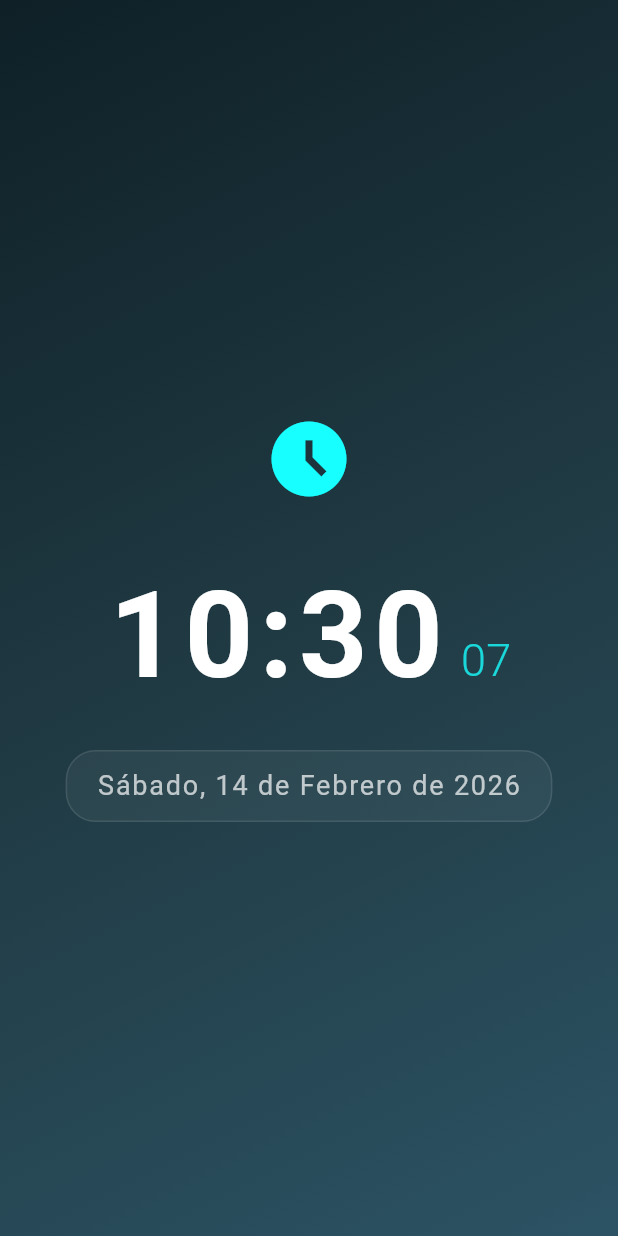
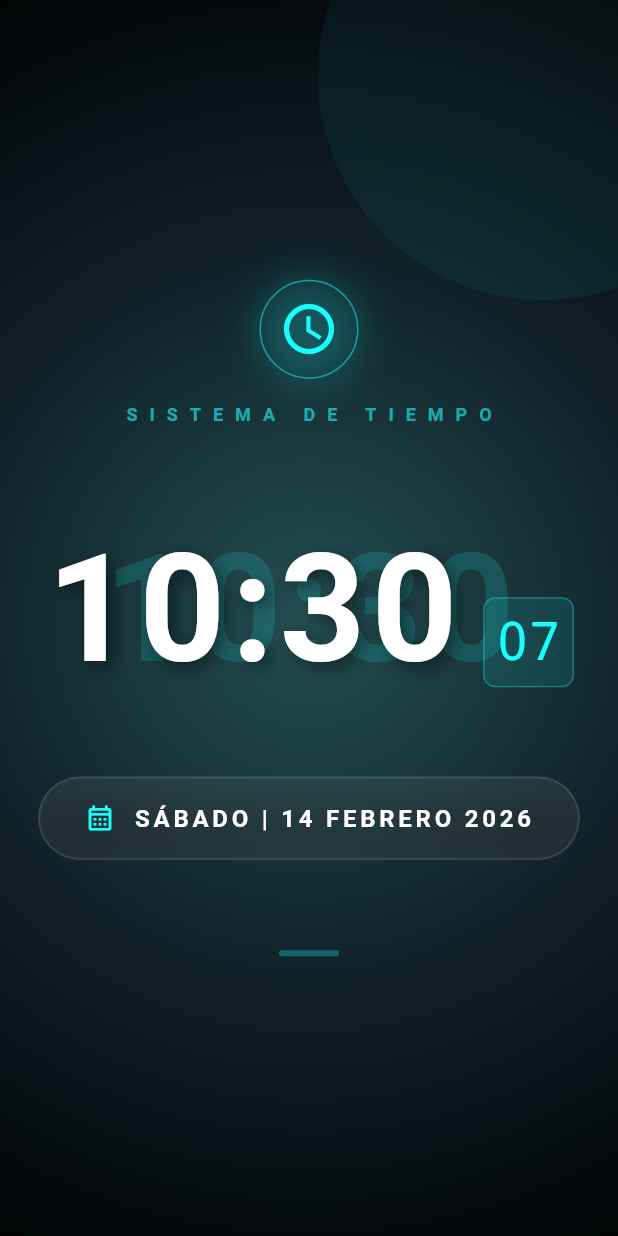
Before and after one commit to WilmerHenry/digital_clock_app, a Flutter app: the screen it shows after launch, on a phone screen of 412 x 824 dp. Run offline on Flutter 3.47's test engine with Material 3 defaults, Android fonts, the phone set to English and light mode, and no system bars.

Commit message:
mejora_diseño

```diff
--- a/lib/presentation/pages/clock_page.dart
+++ b/lib/presentation/pages/clock_page.dart
@@ -28,56 +28,119 @@ class _ClockPageState extends State<ClockPage> {
   @override
   Widget build(BuildContext context) {
     return Scaffold(
-      body: Container(
+      extendBodyBehindAppBar: true,
+      body: Stack(
+        children: [
+          // Fondo Dinámico con Gradiente Profundo
+          Container(
             decoration: const BoxDecoration(
-          gradient: LinearGradient(
-            begin: Alignment.topLeft,
-            end: Alignment.bottomRight,
+              gradient: RadialGradient(
+                center: Alignment.center,
+                radius: 1.2,
                 colors: [
+                  Color(0xFF234E52),
                   Color(0xFF0F2027),
-              Color(0xFF203A43),
-              Color(0xFF2C5364),
+                  Colors.black,
                 ],
               ),
             ),
+          ),
+
+          // Elementos Decorativos de fondo (Opcional, círculos sutiles)
+          Positioned(
+            top: -100,
+            right: -100,
+            child: CircleAvatar(
+              radius: 150,
+              backgroundColor: Colors.cyanAccent.withOpacity(0.05),
+            ),
+          ),
+
+          SafeArea(
             child: Center(
               child: StreamBuilder<DateTime>(
                 stream: _controller.timeStream,
                 initialData: DateTime.now(),
                 builder: (context, snapshot) {
-              // snapshot.data won't be null because of initialData
                   final time = snapshot.data!;
                   return Column(
                     mainAxisAlignment: MainAxisAlignment.center,
                     children: [
+                      // Header con estilo
                       TweenAnimationBuilder<double>(
                         tween: Tween<double>(begin: 0, end: 1),
-                    duration: const Duration(milliseconds: 800),
+                        duration: const Duration(seconds: 1),
+                        curve: Curves.easeOutBack,
                         builder: (context, value, child) {
-                      return Opacity(
-                        opacity: value,
-                        child: Transform.scale(
-                          scale: value,
-                          child: child,
-                        ),
+                          return Transform.translate(
+                            offset: Offset(0, 20 * (1 - value)),
+                            child: Opacity(opacity: value, child: child),
                           );
                         },
+                        child: Column(
+                          children: [
+                            Container(
+                              padding: const EdgeInsets.all(12),
+                              decoration: BoxDecoration(
+                                shape: BoxShape.circle,
+                                border: Border.all(color: Colors.cyanAccent.withOpacity(0.5)),
+                                boxShadow: [
+                                  BoxShadow(
+                                    color: Colors.cyanAccent.withOpacity(0.2),
+                                    blurRadius: 20,
+                                    spreadRadius: 2,
+                                  )
+                                ]
+                              ),
                               child: const Icon(
-                      Icons.access_time_filled,
-                      size: 60,
+                                Icons.watch_later_outlined,
+                                size: 40,
                                 color: Colors.cyanAccent,
                               ),
                             ),
-                  const SizedBox(height: 30),
+                            const SizedBox(height: 15),
+                            Text(
+                              "SISTEMA DE TIEMPO",
+                              style: TextStyle(
+                                color: Colors.cyanAccent.withOpacity(0.6),
+                                letterSpacing: 8,
+                                fontSize: 12,
+                                fontWeight: FontWeight.bold,
+                              ),
+                            ),
+                          ],
+                        ),
+                      ),
+
+                      const SizedBox(height: 50),
+
+                      // Pantalla de Tiempo Principal
                       TimeDisplay(dateTime: time),
-                  const SizedBox(height: 20),
+
+                      const SizedBox(height: 40),
+
+                      // Pantalla de Fecha con Glassmorphism
                       DataDisplay(dateTime: time),
+
+                      const SizedBox(height: 60),
+
+                      // Footer decorativo
+                      Container(
+                        width: 40,
+                        height: 4,
+                        decoration: BoxDecoration(
+                          color: Colors.cyanAccent.withOpacity(0.3),
+                          borderRadius: BorderRadius.circular(2),
+                        ),
+                      )
                     ],
                   );
                 },
               ),
             ),
           ),
+        ],
+      ),
     );
   }
 }
--- a/lib/presentation/widgets/data_display.dart
+++ b/lib/presentation/widgets/data_display.dart
@@ -1,3 +1,4 @@
+import 'dart:ui';
 import 'package:flutter/material.dart';
 
 class DataDisplay extends StatelessWidget {
@@ -6,12 +7,12 @@ class DataDisplay extends StatelessWidget {
   const DataDisplay({super.key, required this.dateTime});
 
   static const List<String> _months = [
-    'Enero', 'Febrero', 'Marzo', 'Abril', 'Mayo', 'Junio',
-    'Julio', 'Agosto', 'Septiembre', 'Octubre', 'Noviembre', 'Diciembre',
+    'ENERO', 'FEBRERO', 'MARZO', 'ABRIL', 'MAYO', 'JUNIO',
+    'JULIO', 'AGOSTO', 'SEPTIEMBRE', 'OCTUBRE', 'NOVIEMBRE', 'DICIEMBRE',
   ];
 
   static const List<String> _days = [
-    'Lunes', 'Martes', 'Miércoles', 'Jueves', 'Viernes', 'Sábado', 'Domingo',
+    'LUNES', 'MARTES', 'MIÉRCOLES', 'JUEVES', 'VIERNES', 'SÁBADO', 'DOMINGO',
   ];
 
   @override
@@ -19,19 +20,47 @@ class DataDisplay extends StatelessWidget {
     final String dayName = _days[dateTime.weekday - 1];
     final String monthName = _months[dateTime.month - 1];
 
-    return Container(
-      padding: const EdgeInsets.symmetric(horizontal: 20, vertical: 10),
-      decoration: BoxDecoration(
-        color: Colors.white.withOpacity(0.05),
-        borderRadius: BorderRadius.circular(20),
-        border: Border.all(color: Colors.white10),
-      ),
-      child: Text(
-        "$dayName, ${dateTime.day} de $monthName de ${dateTime.year}",
-        style: const TextStyle(
-          fontSize: 18,
-          color: Colors.white70,
-          letterSpacing: 1.2,
+    return ClipRRect(
+      borderRadius: BorderRadius.circular(30),
+      child: BackdropFilter(
+        filter: ImageFilter.blur(sigmaX: 10, sigmaY: 10),
+        child: Container(
+          padding: const EdgeInsets.symmetric(horizontal: 30, vertical: 15),
+          decoration: BoxDecoration(
+            color: Colors.white.withOpacity(0.07),
+            borderRadius: BorderRadius.circular(30),
+            border: Border.all(
+              color: Colors.white.withOpacity(0.1),
+              width: 1.5,
+            ),
+            boxShadow: [
+              BoxShadow(
+                color: Colors.black.withOpacity(0.2),
+                blurRadius: 20,
+                offset: const Offset(0, 10),
+              ),
+            ],
+          ),
+          child: Row(
+            mainAxisSize: MainAxisSize.min,
+            children: [
+              const Icon(
+                Icons.calendar_month_outlined,
+                color: Colors.cyanAccent,
+                size: 20,
+              ),
+              const SizedBox(width: 12),
+              Text(
+                "$dayName | ${dateTime.day} $monthName ${dateTime.year}",
+                style: const TextStyle(
+                  fontSize: 16,
+                  fontWeight: FontWeight.w600,
+                  color: Colors.white,
+                  letterSpacing: 2.5,
+                ),
+              ),
+            ],
+          ),
         ),
       ),
     );
--- a/lib/presentation/widgets/time_display.dart
+++ b/lib/presentation/widgets/time_display.dart
@@ -7,13 +7,27 @@ class TimeDisplay extends StatelessWidget {
 
   @override
   Widget build(BuildContext context) {
-    String hour = dateTime.hour.toString().padLeft(2, '0');
-    String minute = dateTime.minute.toString().padLeft(2, '0');
-    String second = dateTime.second.toString().padLeft(2, '0');
+    final String hour = dateTime.hour.toString().padLeft(2, '0');
+    final String minute = dateTime.minute.toString().padLeft(2, '0');
+    final String second = dateTime.second.toString().padLeft(2, '0');
 
     return Column(
       mainAxisSize: MainAxisSize.min,
       children: [
+        Stack(
+          alignment: Alignment.center,
+          children: [
+            // Resplandor de fondo (Glow)
+            Text(
+              "$hour:$minute",
+              style: TextStyle(
+                fontSize: 100,
+                fontWeight: FontWeight.bold,
+                color: Colors.cyanAccent.withOpacity(0.15),
+                letterSpacing: 4,
+              ),
+            ),
+            // Texto principal
             Row(
               mainAxisAlignment: MainAxisAlignment.center,
               crossAxisAlignment: CrossAxisAlignment.baseline,
@@ -22,20 +36,38 @@ class TimeDisplay extends StatelessWidget {
                 Text(
                   "$hour:$minute",
                   style: const TextStyle(
-                fontSize: 80,
+                    fontSize: 100,
                     fontWeight: FontWeight.bold,
                     color: Colors.white,
                     letterSpacing: 4,
+                    shadows: [
+                      Shadow(
+                        color: Colors.black45,
+                        offset: Offset(4, 4),
+                        blurRadius: 15,
+                      ),
+                    ],
                   ),
                 ),
-            const SizedBox(width: 10),
-            Text(
+                const SizedBox(width: 15),
+                Container(
+                  padding: const EdgeInsets.symmetric(horizontal: 8, vertical: 4),
+                  decoration: BoxDecoration(
+                    color: Colors.cyanAccent.withOpacity(0.1),
+                    borderRadius: BorderRadius.circular(8),
+                    border: Border.all(color: Colors.cyanAccent.withOpacity(0.3)),
+                  ),
+                  child: Text(
                     second,
-              style: TextStyle(
-                fontSize: 30,
-                fontWeight: FontWeight.w300,
-                color: Colors.cyanAccent.withOpacity(0.8),
+                    style: const TextStyle(
+                      fontSize: 35,
+                      fontWeight: FontWeight.w400,
+                      color: Colors.cyanAccent,
+                      fontFamily: 'Courier', // Estilo digital
                     ),
+                  ),
+                ),
+              ],
             ),
           ],
         ),
```
Lines whose indentation alone changed are shown as unchanged.
